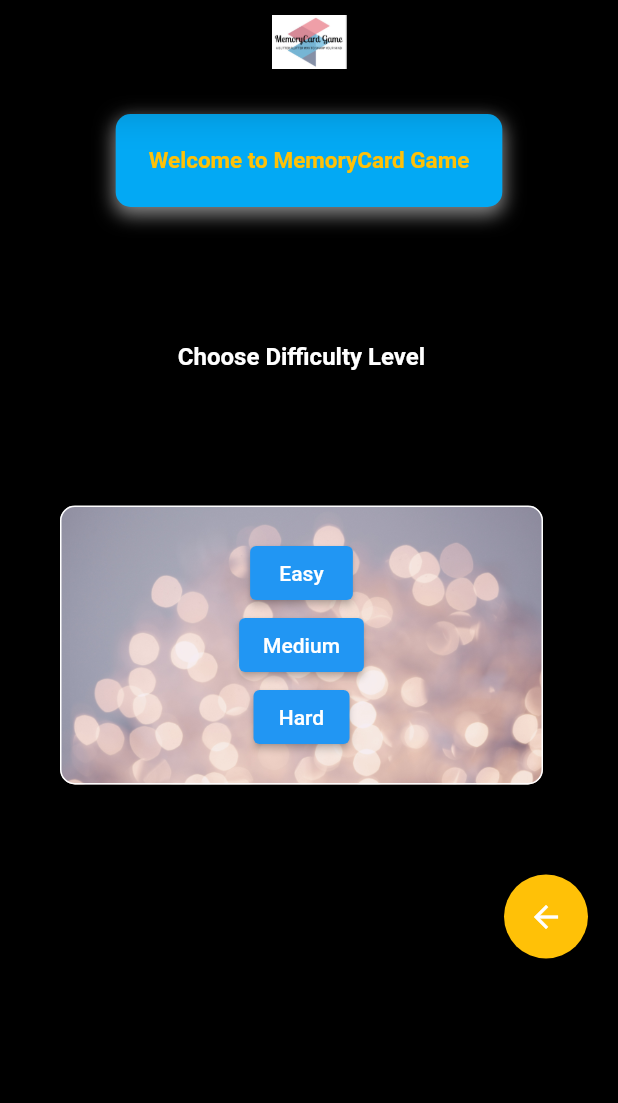
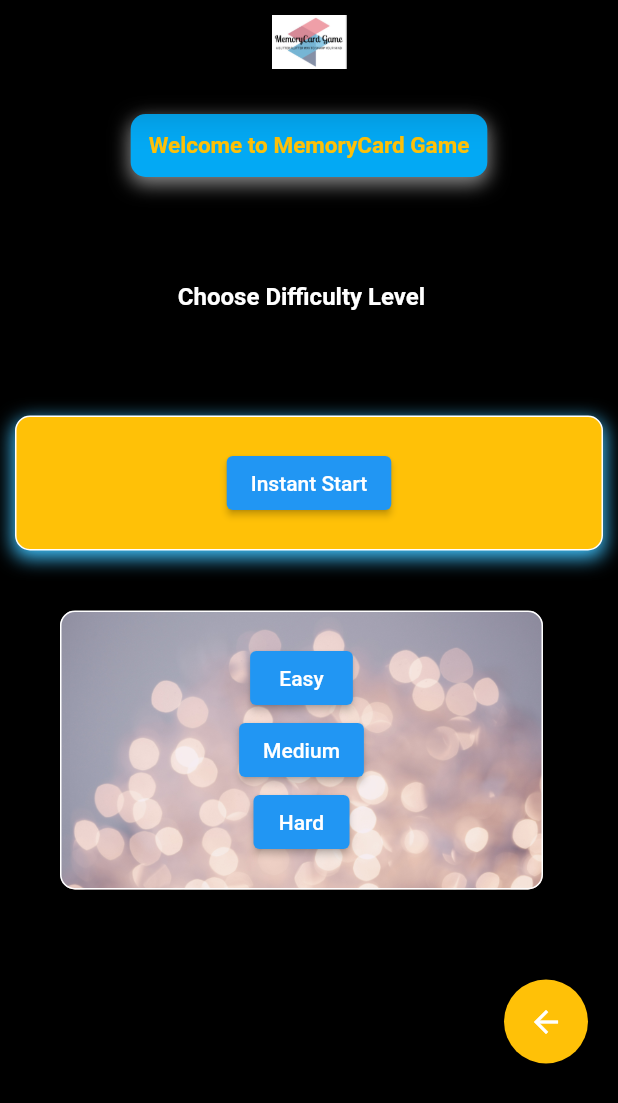
Before and after one commit to P01Sensai/MemoryCard-Game, a Flutter app: the screen it shows after launch, on a phone screen of 412 x 824 dp. Shown: the top 1103 px of the screen. Run offline on Flutter 3.47's test engine with Material 2 defaults, Android fonts, the phone set to English and light mode, and no system bars; our stand-ins replace animated_splash_screen, flutter_native_splash, page_transition.

Commit message:
start changes

```diff
--- a/lib/newstart.dart
+++ b/lib/newstart.dart
@@ -28,6 +28,7 @@ class _startState extends State<newstart> {
           height: 50, // Specify the height as needed
           decoration: const BoxDecoration(
             shape: BoxShape.circle,
+
           ),
 
           child: Image.asset('assets/Screenshot 2023-09-21 114811.jpg'),
@@ -45,13 +46,12 @@ class _startState extends State<newstart> {
 
       body: Column(
 
-
         //mainAxisAlignment: MainAxisAlignment.center,
         children: [
 
           const SizedBox(height: 10,),
           Container(
-            padding: const EdgeInsets.all(20),
+            padding: const EdgeInsets.all(10),
             margin: const EdgeInsets.fromLTRB(50, 10, 50, 40),
             //color: Colors.lightGreen,
             decoration: BoxDecoration(
@@ -76,9 +76,11 @@ class _startState extends State<newstart> {
                 color: Colors.amber,
               ),
             ),
+
           ),
-          const SizedBox(height: 20,),
+
           Container(
+
             padding: const EdgeInsets.all(20),
             margin: const EdgeInsets.fromLTRB(40, 10, 50, 40),
             //color: Colors.blue,
@@ -92,6 +94,38 @@ class _startState extends State<newstart> {
               ),
             ),
 
+          ),
+          Container(
+            padding: const EdgeInsets.all(20),
+            margin: const EdgeInsets.fromLTRB(10, 10, 10, 10),
+            //color: Colors.blue,
+            decoration: BoxDecoration(
+              border: Border.all(width: 1,color: Colors.white),
+              borderRadius: const BorderRadius.all( Radius.circular(10)) ,
+              color: Colors.amber,
+              boxShadow: const [
+                BoxShadow(
+                  color: Colors.lightBlueAccent,
+                  blurRadius: 10,
+                  spreadRadius: 1,
+                  offset: Offset(0,4),
+                )
+              ]
+            ),
+            child: Center(
+              child: Column(
+                mainAxisAlignment: MainAxisAlignment.center,
+                children: [
+                  ElevatedButton(
+                    onPressed: () {
+                      Navigator.of(context).pop();
+                      Navigator.push(context, MaterialPageRoute(builder: (context)=>MemoryCardGame()));
+                    },
+                    child: const Text('Instant Start'),
+                  ),
+                ],
+              ),
+            ),
           ),
           const SizedBox(height: 20),
           Container(
@@ -115,6 +149,7 @@ class _startState extends State<newstart> {
                 //   )
                 //]
             ),
+
             child: Center(
               child: Column(
                 mainAxisAlignment: MainAxisAlignment.center,
```
